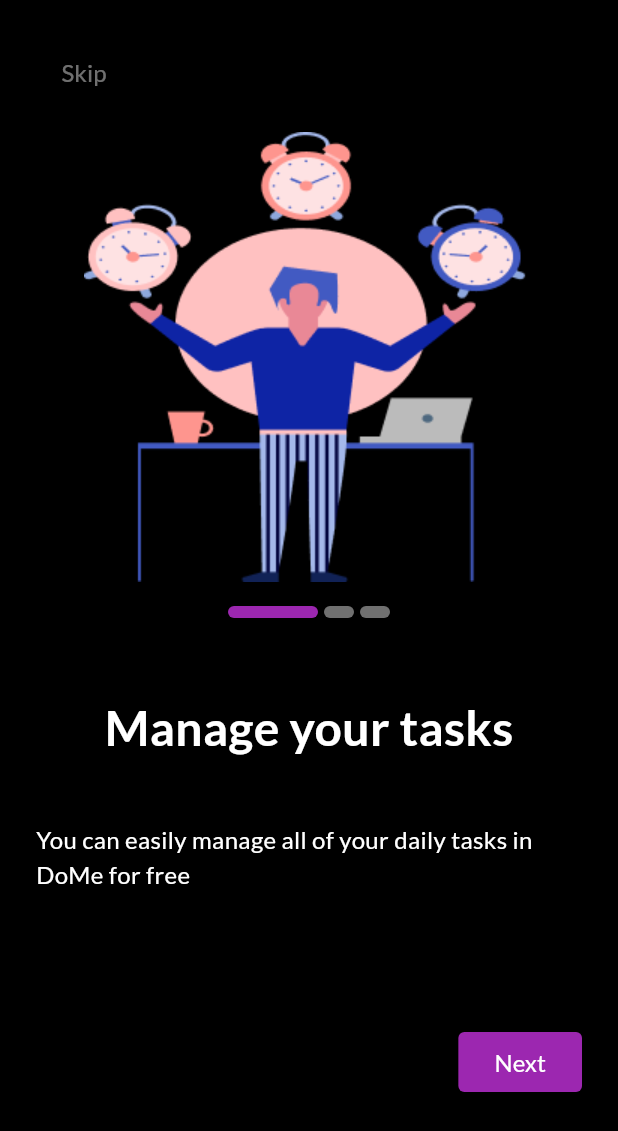
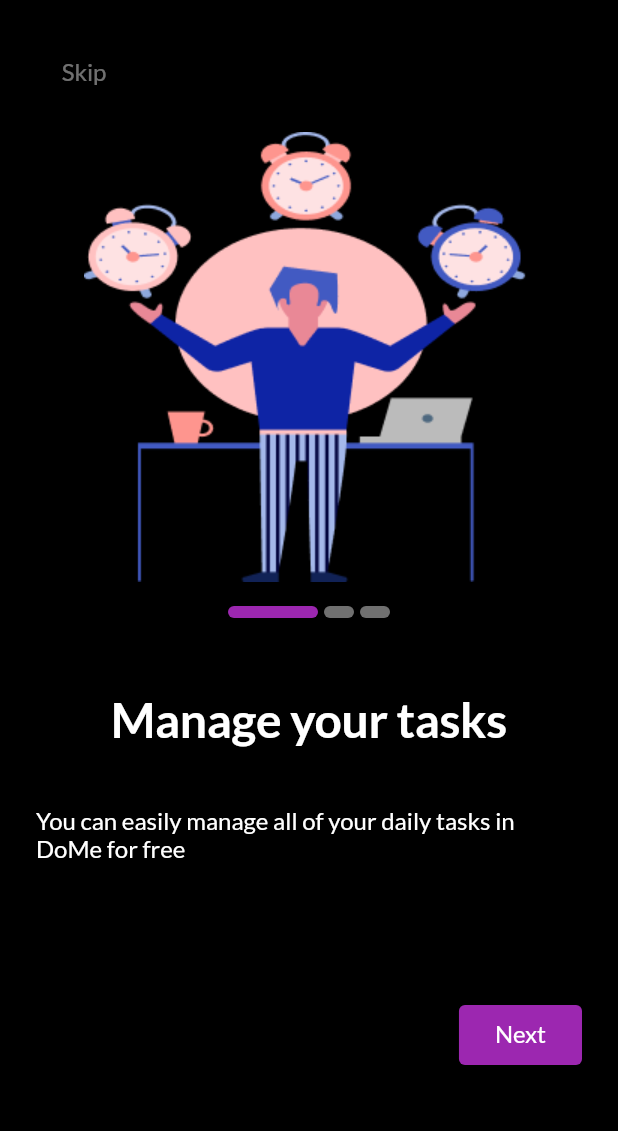
Before and after one commit to zyaddmostafa/to-do-app, a Flutter app: the screen it shows after launch, on a phone screen of 412 x 824 dp. Shown: the top 1131 px of the screen. Run offline on Flutter 3.47's test engine with Material 3 defaults, Android fonts, the phone set to English and light mode, and no system bars; drawn by our look-alikes of smooth_page_indicator; our stand-ins replace google_fonts.

Commit message:
create app theme

```diff
--- a/lib/app/app.dart
+++ b/lib/app/app.dart
@@ -1,4 +1,5 @@
 import 'package:flutter/material.dart';
+import 'package:to_do_app/core/theme/theme.dart';
 import 'package:to_do_app/features/auth/presentation/views/splash/splash_view.dart';
 
 class App extends StatelessWidget {
@@ -8,7 +9,10 @@ class App extends StatelessWidget {
   Widget build(BuildContext context) {
     return MaterialApp(
       debugShowCheckedModeBanner: false,
-      home: SplashView(),
+      theme: getThemeData(),
+      darkTheme: getThemeDarkData(),
+      themeMode: ThemeMode.light,
+      home: const SplashView(),
     );
   }
 }
--- /dev/null
+++ b/lib/core/theme/theme.dart
@@ -0,0 +1,71 @@
+import 'package:flutter/material.dart';
+import 'package:google_fonts/google_fonts.dart';
+import 'package:to_do_app/core/utils/app_color.dart';
+
+ThemeData getThemeData() {
+  return ThemeData(
+    scaffoldBackgroundColor: AppColor.backgroundColor,
+    primaryColor: AppColor.primaryColor,
+    textTheme: TextTheme(
+      displayLarge: TextStyle(
+        fontFamily: GoogleFonts.lato().fontFamily,
+        fontSize: 32,
+        fontWeight: FontWeight.w700,
+        color: AppColor.secondaryColor,
+      ),
+      displayMedium: TextStyle(
+        fontFamily: GoogleFonts.lato().fontFamily,
+        fontSize: 16,
+        fontWeight: FontWeight.w400,
+        color: AppColor.secondaryColor,
+      ),
+      displaySmall: TextStyle(
+        fontFamily: GoogleFonts.lato().fontFamily,
+        fontSize: 16,
+        color: AppColor.secondaryColor.withOpacity(0.44),
+      ),
+    ),
+    elevatedButtonTheme: ElevatedButtonThemeData(
+      style: ElevatedButton.styleFrom(
+        backgroundColor: AppColor.primaryColor,
+        shape: RoundedRectangleBorder(
+          borderRadius: BorderRadius.circular(4),
+        ),
+      ),
+    ),
+  );
+}
+
+ThemeData getThemeDarkData() {
+  return ThemeData(
+    scaffoldBackgroundColor: AppColor.backgroundColor,
+    primaryColor: AppColor.primaryColor,
+    textTheme: TextTheme(
+      displayLarge: TextStyle(
+        fontFamily: GoogleFonts.lato().fontFamily,
+        fontSize: 32,
+        fontWeight: FontWeight.w700,
+        color: AppColor.secondaryColor,
+      ),
+      displayMedium: TextStyle(
+        fontFamily: GoogleFonts.lato().fontFamily,
+        fontSize: 16,
+        fontWeight: FontWeight.w400,
+        color: AppColor.secondaryColor,
+      ),
+      displaySmall: TextStyle(
+        fontFamily: GoogleFonts.lato().fontFamily,
+        fontSize: 16,
+        color: AppColor.secondaryColor.withOpacity(0.44),
+      ),
+    ),
+    elevatedButtonTheme: ElevatedButtonThemeData(
+      style: ElevatedButton.styleFrom(
+        backgroundColor: AppColor.primaryColor,
+        shape: RoundedRectangleBorder(
+          borderRadius: BorderRadius.circular(4),
+        ),
+      ),
+    ),
+  );
+}
--- a/lib/features/auth/presentation/views/onbordering_screens/onbordering_screens.dart
+++ b/lib/features/auth/presentation/views/onbordering_screens/onbordering_screens.dart
@@ -1,9 +1,10 @@
 import 'package:flutter/material.dart';
-import 'package:google_fonts/google_fonts.dart';
+
 import 'package:smooth_page_indicator/smooth_page_indicator.dart';
 import 'package:to_do_app/core/utils/app_color.dart';
 import 'package:to_do_app/core/utils/app_string.dart';
 import 'package:to_do_app/features/auth/data/model/onborder_model.dart';
+import 'package:to_do_app/features/task/presentation/views/home/home_view.dart';
 
 class OnborderingScreens extends StatefulWidget {
   const OnborderingScreens({super.key});
@@ -39,15 +40,10 @@ class _OnborderingScreensState extends State<OnborderingScreens> {
                                       2,
                                     );
                                   },
-                                  child: Text(
-                                    AppString.skip,
-                                    style: TextStyle(
-                                      fontFamily: GoogleFonts.lato().fontFamily,
-                                      fontSize: 16,
-                                      color: AppColor.secondaryColor
-                                          .withOpacity(0.44),
-                                    ),
-                                  ),
+                                  child: Text(AppString.skip,
+                                      style: Theme.of(context)
+                                          .textTheme
+                                          .displaySmall),
                                 ),
                               )
                             : const SizedBox(
@@ -82,12 +78,7 @@ class _OnborderingScreensState extends State<OnborderingScreens> {
                         //title
                         Text(
                           OnborderModel.onborderList[index].title,
-                          style: TextStyle(
-                            fontFamily: GoogleFonts.lato().fontFamily,
-                            fontSize: 32,
-                            fontWeight: FontWeight.w700,
-                            color: AppColor.secondaryColor,
-                          ),
+                          style: Theme.of(context).textTheme.displayLarge,
                         ),
                         const SizedBox(
                           height: 40,
@@ -95,12 +86,7 @@ class _OnborderingScreensState extends State<OnborderingScreens> {
                         //description
                         Text(
                           OnborderModel.onborderList[index].subtitle,
-                          style: TextStyle(
-                            fontFamily: GoogleFonts.lato().fontFamily,
-                            fontSize: 16,
-                            fontWeight: FontWeight.w400,
-                            color: AppColor.secondaryColor,
-                          ),
+                          style: Theme.of(context).textTheme.displayMedium,
                         ),
                         const SizedBox(
                           height: 90,
@@ -119,25 +105,22 @@ class _OnborderingScreensState extends State<OnborderingScreens> {
                                     },
                                     child: Text(
                                       AppString.back,
-                                      style: TextStyle(
-                                        fontFamily:
-                                            GoogleFonts.lato().fontFamily,
-                                        fontSize: 16,
-                                        color: AppColor.secondaryColor
-                                            .withOpacity(0.44),
-                                      ),
+                                      style: Theme.of(context)
+                                          .textTheme
+                                          .displaySmall,
                                     ),
                                   )
                                 : Container(),
                             ElevatedButton(
-                              style: ElevatedButton.styleFrom(
-                                backgroundColor: AppColor.primaryColor,
-                                shape: RoundedRectangleBorder(
-                                  borderRadius: BorderRadius.circular(4),
-                                ),
-                              ),
+                              style:
+                                  Theme.of(context).elevatedButtonTheme.style!,
                               onPressed: () {
                                 if (index == 2) {
+                                  Navigator.pushReplacement(
+                                    context,
+                                    MaterialPageRoute(
+                                        builder: (context) => const HomeView()),
+                                  );
                                 } else {
                                   controller.nextPage(
                                       duration:
@@ -149,12 +132,8 @@ class _OnborderingScreensState extends State<OnborderingScreens> {
                                 index != 2
                                     ? AppString.next
                                     : AppString.getstarted,
-                                style: TextStyle(
-                                  fontFamily: GoogleFonts.lato().fontFamily,
-                                  fontSize: 16,
-                                  fontWeight: FontWeight.w400,
-                                  color: AppColor.secondaryColor,
-                                ),
+                                style:
+                                    Theme.of(context).textTheme.displayMedium,
                               ),
                             ),
                           ],
--- /dev/null
+++ b/lib/features/task/presentation/views/home/home_view.dart
@@ -0,0 +1,11 @@
+import 'package:flutter/material.dart';
+import 'package:to_do_app/core/utils/app_color.dart';
+
+class HomeView extends StatelessWidget {
+  const HomeView({super.key});
+
+  @override
+  Widget build(BuildContext context) {
+    return Scaffold();
+  }
+}
```
